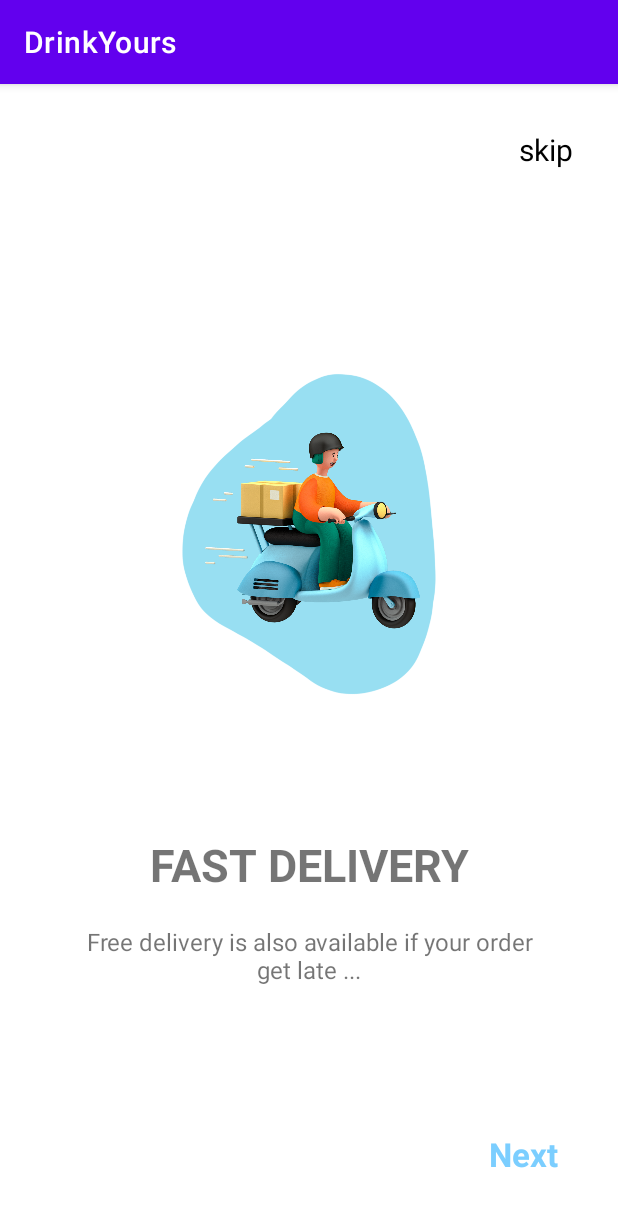
After one commit to aayushitiwari03/DrinkYours, an Android app: the OnBordingTwo screen opened directly, with no data from a screen before it, on a phone screen of 412 x 824 dp. The commit adds this screen. Shown: the top 1207 px of the screen. Run offline under Robolectric (Android 15) with nearby library versions, the phone set to English and light mode, and no system bars.

Commit message:
onBording Completed

```diff
--- /dev/null
+++ b/app/src/main/java/com/example/drinkyours/onBording/OnBordingTwo.kt
@@ -0,0 +1,30 @@
+package com.example.drinkyours.onBording
+
+import android.content.Intent
+import androidx.appcompat.app.AppCompatActivity
+import android.os.Bundle
+import android.widget.TextView
+import com.example.drinkyours.MainActivity
+import com.example.drinkyours.R
+
+class OnBordingTwo : AppCompatActivity() {
+    override fun onCreate(savedInstanceState: Bundle?) {
+        super.onCreate(savedInstanceState)
+        setContentView(R.layout.activity_on_bording_two)
+
+        val skip2: TextView =findViewById(R.id.skip2)
+        val next2: TextView =findViewById(R.id.next2)
+
+        skip2.setOnClickListener {
+            val intent=Intent(this,MainActivity::class.java)
+            startActivity(intent)
+            finish()
+        }
+
+        next2.setOnClickListener {
+            val intent=Intent(this,OnBordingThree::class.java)
+            startActivity(intent)
+            finish()
+        }
+    }
+}
--- /dev/null
+++ b/app/src/main/res/layout/activity_on_bording_two.xml
@@ -0,0 +1,70 @@
+<?xml version="1.0" encoding="utf-8"?>
+<androidx.constraintlayout.widget.ConstraintLayout xmlns:android="http://schemas.android.com/apk/res/android"
+    xmlns:app="http://schemas.android.com/apk/res-auto"
+    xmlns:tools="http://schemas.android.com/tools"
+    android:layout_width="match_parent"
+    android:layout_height="match_parent"
+    tools:context=".onBording.OnBordingTwo">
+
+    <TextView
+        android:id="@+id/skip2"
+        android:layout_width="wrap_content"
+        android:layout_height="wrap_content"
+        android:textColor="@color/black"
+        android:text="@string/skip"
+        android:fontFamily="sans-serif"
+        android:layout_marginTop="30sp"
+        android:layout_marginEnd="30dp"
+        android:textSize="20sp"
+        app:layout_constraintTop_toTopOf="parent"
+        app:layout_constraintEnd_toEndOf="parent"/>
+
+    <ImageView
+        android:id="@+id/imageView2"
+        android:layout_width="300dp"
+        android:layout_height="300dp"
+        android:layout_marginTop="150dp"
+        android:src="@drawable/delivery"
+        app:layout_constraintEnd_toEndOf="parent"
+        app:layout_constraintStart_toStartOf="parent"
+        app:layout_constraintTop_toTopOf="parent" />
+
+    <TextView
+        android:id="@+id/title2"
+        android:layout_width="wrap_content"
+        android:layout_height="wrap_content"
+        android:layout_marginTop="50dp"
+        android:text="@string/delivery"
+        android:textSize="30sp"
+        android:textStyle="bold"
+        app:layout_constraintEnd_toEndOf="parent"
+        app:layout_constraintStart_toStartOf="parent"
+        app:layout_constraintTop_toBottomOf="@+id/imageView2" />
+
+    <TextView
+        android:id="@+id/description2"
+        android:layout_width="0dp"
+        android:layout_height="wrap_content"
+        android:layout_marginStart="50dp"
+        android:layout_marginTop="20dp"
+        android:layout_marginEnd="50dp"
+        android:text="@string/free"
+        android:gravity="center"
+        android:textSize="16sp"
+        app:layout_constraintEnd_toEndOf="parent"
+        app:layout_constraintStart_toStartOf="parent"
+        app:layout_constraintTop_toBottomOf="@+id/title2" />
+
+    <TextView
+        android:id="@+id/next2"
+        android:layout_width="wrap_content"
+        android:layout_height="wrap_content"
+        android:layout_marginEnd="40dp"
+        android:layout_marginBottom="40dp"
+        android:text="Next"
+        android:textColor="@color/blue"
+        android:textSize="22sp"
+        android:textStyle="bold"
+        app:layout_constraintBottom_toBottomOf="parent"
+        app:layout_constraintEnd_toEndOf="parent" />
+</androidx.constraintlayout.widget.ConstraintLayout>
--- a/app/src/main/res/values/colors.xml
+++ b/app/src/main/res/values/colors.xml
@@ -7,4 +7,5 @@
     <color name="teal_700">#FF018786</color>
     <color name="black">#FF000000</color>
     <color name="white">#FFFFFFFF</color>
+    <color name="blue">#7BCEFF</color>
 </resources>
--- a/app/src/main/res/values/strings.xml
+++ b/app/src/main/res/values/strings.xml
@@ -1,5 +1,10 @@
 <resources>
     <string name="app_name">DrinkYours</string>
-    <string name="next">Next</string>
-    <string name="home_screen_title">Welcome</string>
+    <string name="food">FRESH DRINK</string>
+    <string name="delivery">FAST DELIVERY</string>
+    <string name="payment">EASY PAYMENT</string>
+    <string name="skip">skip</string>
+    <string name="free">Free delivery is also available if your order get late ...</string>
+    <string name="finish">Finish</string>
+    <string name="delivey">Easy payment system in this you can use any way to pay money like Online, Cash on delivery and card also.</string>
 </resources>
```
Also changed, not shown: app/build.gradle (+1 -8 lines), app/src/main/AndroidManifest.xml (+16 -2 lines), app/src/main/java/com/example/drinkyours/SplashActivity.kt (+4 -4 lines), app/src/main/java/com/example/drinkyours/onBording/OnBoardingOne.kt (added, +31 -0 lines), app/src/main/java/com/example/drinkyours/onBording/OnBordingThree.kt (added, +23 -0 lines), app/src/main/res/layout/activity_on_bording_one.xml (added, +74 -0 lines), app/src/main/res/layout/activity_on_bording_three.xml (added, +58 -0 lines), app/src/main/res/drawable-v24/delivery.png (added), app/src/main/res/drawable-v24/drink.png (added), app/src/main/res/drawable-v24/payment.png (added), 4 other files.
